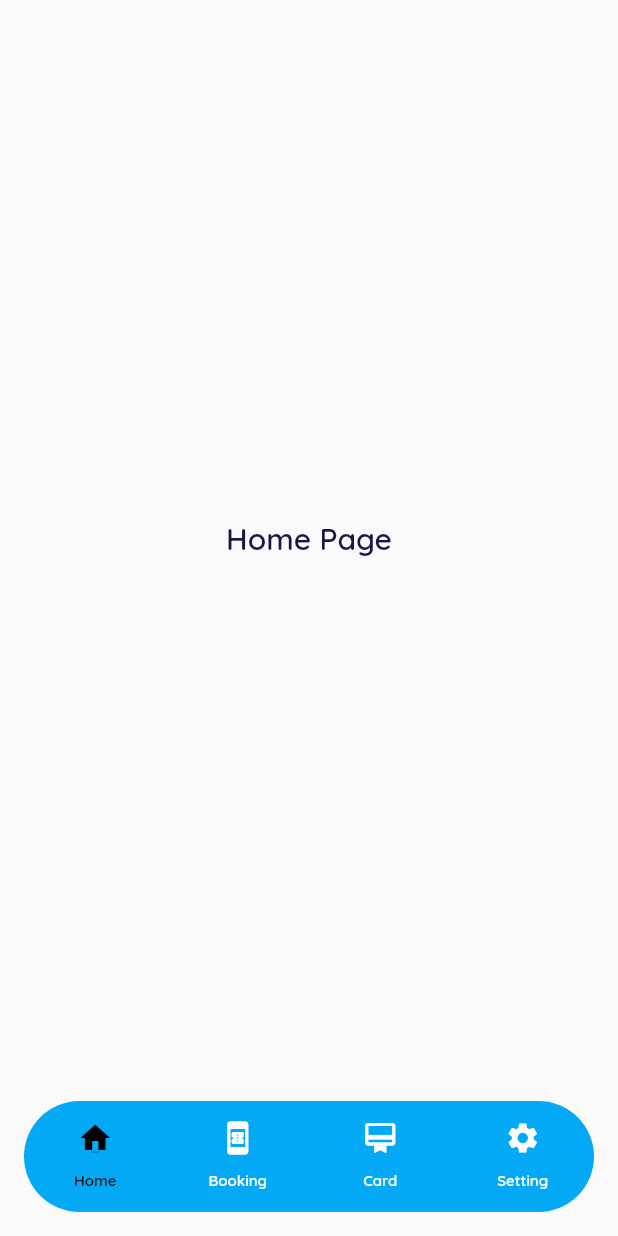
After one commit to mddirga/good-travel, a Flutter app: the MainPage screen opened by its route, on a phone screen of 412 x 824 dp. The commit adds this screen. Run offline on Flutter 3.47's test engine with Material 2 defaults, Android fonts, the light colour scheme and no system bars.

Commit message:
UI - Main Page Bottom Navigation Route

```diff
--- /dev/null
+++ b/lib/features/presentation/pages/home/home_page.dart
@@ -0,0 +1,19 @@
+import 'package:flutter/material.dart';
+import 'package:good_travel/config/themes/theme.dart';
+
+class HomePage extends StatelessWidget {
+  const HomePage({super.key});
+
+  @override
+  Widget build(BuildContext context) {
+    return Center(
+      child: Text(
+        'Home Page',
+        style: blackTextStyle.copyWith(
+          fontSize: 20,
+          fontWeight: semiBold,
+        ),
+      ),
+    );
+  }
+}
--- /dev/null
+++ b/lib/features/presentation/pages/home/main_page.dart
@@ -0,0 +1,108 @@
+// ignore_for_file: sort_child_properties_last, prefer_const_constructors, prefer_const_literals_to_create_immutables
+
+import 'package:flutter/material.dart';
+import 'package:good_travel/config/themes/theme.dart';
+import 'package:good_travel/features/presentation/pages/home/home_page.dart';
+import 'package:good_travel/features/presentation/pages/home/setting_page.dart';
+import 'package:good_travel/features/presentation/pages/home/transaction_page.dart';
+import 'package:good_travel/features/presentation/pages/home/wallet_page.dart';
+
+class MainPage extends StatefulWidget {
+  const MainPage({super.key});
+
+  @override
+  State<MainPage> createState() => _MainPageState();
+}
+
+class _MainPageState extends State<MainPage>
+    with SingleTickerProviderStateMixin {
+  String title = 'BottomNavigationBar';
+  late TabController _tabController;
+
+  @override
+  void initState() {
+    super.initState();
+    _tabController = TabController(length: 4, vsync: this);
+  }
+
+  @override
+  void dispose() {
+    super.dispose();
+    _tabController.dispose();
+  }
+
+  @override
+  Widget build(BuildContext context) {
+    Widget tabBarView() {
+      return TabBarView(
+        children: <Widget>[
+          HomePage(),
+          TransactionPage(),
+          WalletPage(),
+          SettingPage(),
+        ],
+        controller: _tabController,
+      );
+    }
+
+    return Scaffold(
+      backgroundColor: backgroundColor,
+      body: tabBarView(),
+      bottomNavigationBar: Container(
+        padding: const EdgeInsets.all(16.0),
+        child: ClipRRect(
+          borderRadius: const BorderRadius.all(
+            Radius.circular(40.0),
+          ),
+          child: Container(
+            color: Colors.lightBlue,
+            child: TabBar(
+              unselectedLabelColor: Colors.white,
+              labelColor: Colors.black,
+              labelStyle: blackTextStyle.copyWith(
+                fontSize: 10.0,
+                fontWeight: semiBold,
+              ),
+              indicator: const UnderlineTabIndicator(
+                borderSide: BorderSide(color: Colors.black54, width: 0.0),
+                insets: EdgeInsets.fromLTRB(50.0, 0.0, 50.0, 40.0),
+              ),
+              indicatorColor: Colors.black54,
+              tabs: const <Widget>[
+                Tab(
+                  icon: Icon(
+                    Icons.home,
+                    size: 24.0,
+                  ),
+                  text: 'Home',
+                ),
+                Tab(
+                  icon: Icon(
+                    Icons.book_online,
+                    size: 24.0,
+                  ),
+                  text: 'Booking',
+                ),
+                Tab(
+                  icon: Icon(
+                    Icons.card_membership,
+                    size: 24.0,
+                  ),
+                  text: 'Card',
+                ),
+                Tab(
+                  icon: Icon(
+                    Icons.settings,
+                    size: 24.0,
+                  ),
+                  text: 'Setting',
+                ),
+              ],
+              controller: _tabController,
+            ),
+          ),
+        ),
+      ),
+    );
+  }
+}
--- a/lib/features/presentation/pages/register_page.dart
+++ b/lib/features/presentation/pages/register_page.dart
@@ -246,13 +246,13 @@ class RegisterPage extends StatelessWidget {
       return Container(
         alignment: Alignment.center,
         margin: const EdgeInsets.only(
-          top: 50,
-          bottom: 73,
+          top: 20,
+          bottom: 50,
         ),
         child: Text(
           'Terms and Conditions',
           style: greyTextStyle.copyWith(
-            fontSize: 16,
+            fontSize: 14,
             fontWeight: regular,
           ),
         ),
--- a/lib/main.dart
+++ b/lib/main.dart
@@ -1,9 +1,12 @@
 import 'package:flutter/material.dart';
 import 'package:good_travel/features/presentation/pages/bonus_page.dart';
-import 'package:good_travel/features/presentation/pages/main_page.dart';
+import 'package:good_travel/features/presentation/pages/home/main_page.dart';
 import 'package:good_travel/features/presentation/pages/register_page.dart';
+import 'package:good_travel/features/presentation/pages/home/setting_page.dart';
 import 'package:good_travel/features/presentation/pages/splash_page.dart';
 import 'package:good_travel/features/presentation/pages/started_page.dart';
+import 'package:good_travel/features/presentation/pages/home/transaction_page.dart';
+import 'package:good_travel/features/presentation/pages/home/wallet_page.dart';
 
 void main() {
   runApp(const MyApp());
@@ -23,6 +26,9 @@ class MyApp extends StatelessWidget {
         '/register': (context) => const RegisterPage(),
         '/bonus': (context) => const BonusPage(),
         '/main': (context) => const MainPage(),
+        '/transaction': (context) => const TransactionPage(),
+        '/wallet': (context) => const WalletPage(),
+        '/setting': (context) => const SettingPage(),
       },
     );
   }
```
Also changed, not shown: lib/features/presentation/pages/home/setting_page.dart (added, +19 -0 lines), lib/features/presentation/pages/home/transaction_page.dart (added, +19 -0 lines), lib/features/presentation/pages/home/wallet_page.dart (added, +19 -0 lines), lib/features/presentation/pages/main_page.dart (deleted, +0 -111 lines), lib/features/presentation/widgets/custom_bottom_navigation_item.dart (added, +33 -0 lines), pubspec.lock.
